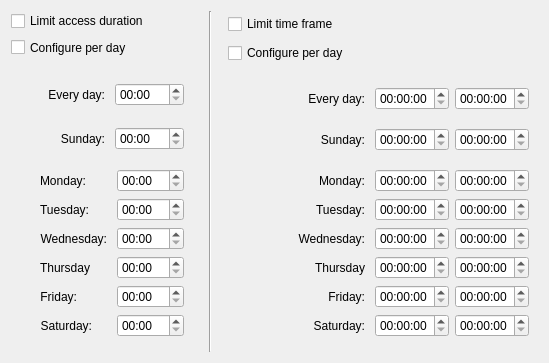
The window that src/kcm/ui/limits.ui (simgunz/timekpr) describes before a commit, drawn with Qt 5.
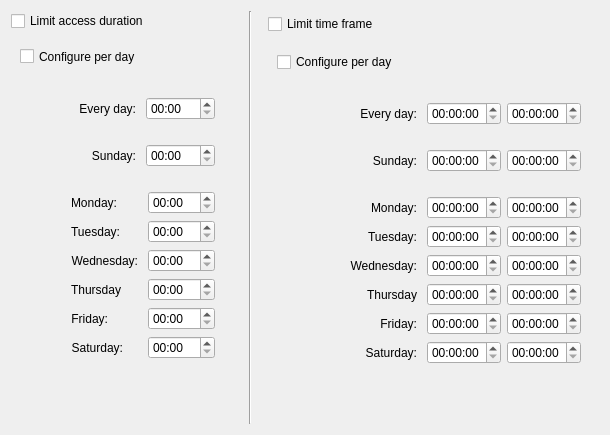
The same window after the commit.

What changed in the file:
```diff
--- a/src/kcm/ui/limits.ui
+++ b/src/kcm/ui/limits.ui
@@ -6,8 +6,8 @@
    <rect>
     <x>0</x>
     <y>0</y>
-    <width>498</width>
-    <height>322</height>
+    <width>510</width>
+    <height>372</height>
    </rect>
   </property>
   <property name="sizePolicy">
@@ -71,13 +71,7 @@
       </sizepolicy>
      </property>
      <layout class="QGridLayout" name="gridLayout">
-      <property name="margin">
-       <number>0</number>
-      </property>
-      <property name="spacing">
-       <number>0</number>
-      </property>
-      <item row="0" column="0" colspan="2">
+      <item row="0" column="0" colspan="3">
        <widget class="QCheckBox" name="ckLimitDay">
         <property name="minimumSize">
          <size>
@@ -109,8 +103,8 @@
         </property>
        </spacer>
       </item>
-      <item row="2" column="1">
-       <widget class="QWidget" name="wgLabelsEveryDay" native="true">
+      <item row="2" column="1" colspan="2">
+       <widget class="QWidget" name="wgLimitEveryDay" native="true">
         <layout class="QHBoxLayout" name="horizontalLayout_5">
          <item>
           <widget class="QLabel" name="lbLimit_0">
@@ -150,8 +144,8 @@
         </layout>
        </widget>
       </item>
-      <item row="3" column="1">
-       <widget class="QWidget" name="wgLabelsSunday" native="true">
+      <item row="3" column="1" colspan="2">
+       <widget class="QWidget" name="wgLimitSunday" native="true">
         <layout class="QHBoxLayout" name="horizontalLayout_6">
          <item>
           <widget class="QLabel" name="lbLimit_7">
@@ -213,8 +207,8 @@
         </property>
        </spacer>
       </item>
-      <item row="4" column="1">
-       <widget class="QWidget" name="wgLabelsWeek" native="true">
+      <item row="4" column="1" colspan="2">
+       <widget class="QWidget" name="wgLimitWeek" native="true">
         <layout class="QFormLayout" name="formLayout">
          <property name="fieldGrowthPolicy">
           <enum>QFormLayout::ExpandingFieldsGrow</enum>
@@ -468,6 +462,19 @@
         </layout>
        </widget>
       </item>
+      <item row="5" column="2">
+       <spacer name="verticalSpacer">
+        <property name="orientation">
+         <enum>Qt::Vertical</enum>
+        </property>
+        <property name="sizeHint" stdset="0">
+         <size>
+          <width>20</width>
+          <height>40</height>
+         </size>
+        </property>
+       </spacer>
+      </item>
      </layout>
     </widget>
    </item>
@@ -512,12 +519,6 @@
       </sizepolicy>
      </property>
      <layout class="QGridLayout" name="gridLayout_3">
-      <property name="margin">
-       <number>0</number>
-      </property>
-      <property name="spacing">
-       <number>0</number>
-      </property>
       <item row="0" column="0" colspan="2">
        <widget class="QCheckBox" name="ckBoundDay">
         <property name="enabled">
@@ -971,6 +972,19 @@
         </layout>
        </widget>
       </item>
+      <item row="5" column="1" colspan="2">
+       <spacer name="verticalSpacer_2">
+        <property name="orientation">
+         <enum>Qt::Vertical</enum>
+        </property>
+        <property name="sizeHint" stdset="0">
+         <size>
+          <width>20</width>
+          <height>36</height>
+         </size>
+        </property>
+       </spacer>
+      </item>
      </layout>
     </widget>
    </item>
@@ -987,19 +1001,6 @@
      </property>
     </spacer>
    </item>
-   <item row="3" column="0">
-    <spacer name="verticalSpacer">
-     <property name="orientation">
-      <enum>Qt::Vertical</enum>
-     </property>
-     <property name="sizeHint" stdset="0">
-      <size>
-       <width>20</width>
-       <height>40</height>
-      </size>
-     </property>
-    </spacer>
-   </item>
   </layout>
  </widget>
  <resources/>
```
Left out of the diff: 54 changed lines with no effect on the pictures.
